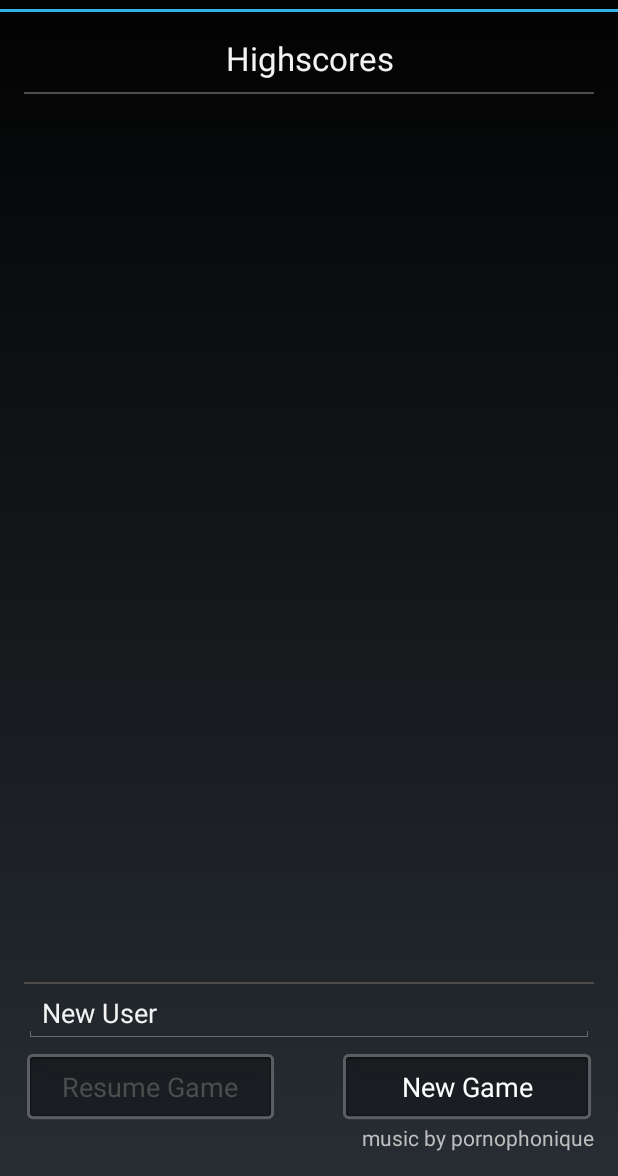
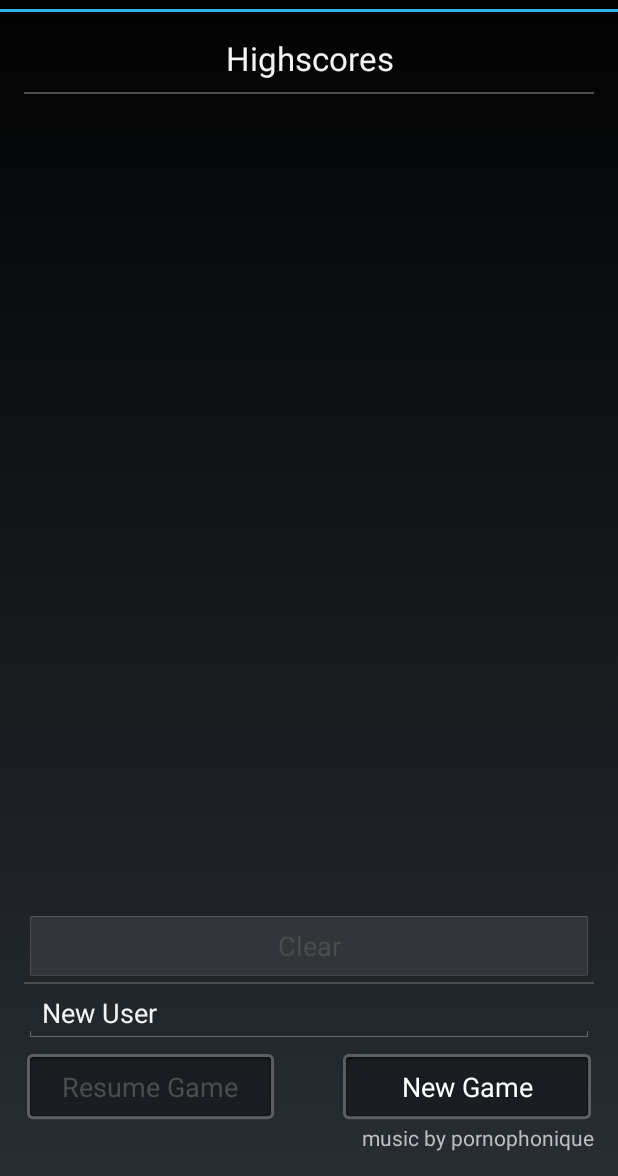
Before and after one commit to yyl-20020115/tetris, an Android app: the screen it shows after launch (MainActivity), on a phone screen of 412 x 824 dp, the part 60-1236 px from its top. Run offline under Robolectric (Android 15) with nearby library versions, the phone set to English and light mode, and no system bars; pictures from the network do not load; 1 statement that could not run was skipped.

Commit message:
time fix + list clear

```diff
--- a/app/src/main/java/com/noc/tet/activities/GameActivity.java
+++ b/app/src/main/java/com/noc/tet/activities/GameActivity.java
@@ -220,7 +220,7 @@ public class GameActivity extends FragmentActivity {
     @Override
     protected void onDestroy() {
     	super.onDestroy();
-    	game.setSongtime(sound.getSongtime());
+    	game.setSongTime(sound.getSongtime());
     	sound.release();
     	sound = null;
     	game.disconnect();
--- a/app/src/main/java/com/noc/tet/db/ScoreDataSource.java
+++ b/app/src/main/java/com/noc/tet/db/ScoreDataSource.java
@@ -40,12 +40,29 @@ public class ScoreDataSource {
 	    cursor.close();
 	    return newScore;
 	  }
+	  public int getCount(){
+		  String countQuery = "SELECT COUNT(*) FROM " + HighScoreOpenHelper.TABLE_HIGH_SCORES;
+		  Cursor cursor = this.database.rawQuery(countQuery, null);
+		  int count = 0;
+
+		  if (cursor.moveToFirst()) {
+			  count = cursor.getInt(0);
+		  }
+
+		  cursor.close();
+		  return count;
+	  }
 
 	  public void deleteScore(Score score) {
 	    long id = score.getId();
 	    //System.out.println("Comment deleted with id: " + id);
 	    database.delete(HighScoreOpenHelper.TABLE_HIGH_SCORES, HighScoreOpenHelper.COLUMN_ID
 	        + " = " + id, null);
+	  }
+
+	  public void deleteAllScores(){
+		  int ret = database.delete(HighScoreOpenHelper.TABLE_HIGH_SCORES,"",new String[0]);
+		  ret = 0;
 	  }
 
 	  private Score cursorToScore(Cursor cursor) {
--- a/app/src/main/res/layout/activity_main.xml
+++ b/app/src/main/res/layout/activity_main.xml
@@ -45,6 +45,13 @@
             android:layout_weight="1"
             android:contentDescription="@string/highscoreListDescription" >
         </ListView>
+        <Button
+            android:id="@+id/clear"
+            android:layout_width="match_parent"
+            android:text="@string/clear"
+            android:layout_height="48dp"
+            android:onClick="onClickClear"
+            />
 
         <View
             android:id="@+id/hdivider"
--- a/app/src/main/res/values/strings.xml
+++ b/app/src/main/res/values/strings.xml
@@ -1,5 +1,5 @@
 <?xml version="1.0" encoding="utf-8"?>
-<resources>
+<resources xmlns:tools="http://schemas.android.com/tools">
     <string name="user_name">New User</string>
     <string name="app_name">Blockinger</string>
     <string name="action_settings">Settings</string>
@@ -18,7 +18,6 @@
     <string name="startLevelDialogTitle">Starting Level</string>
     <string name="startLevelDialogCancel">Cancel</string>
     <string name="startLevelDialogStart">Start</string>
-
     <string name="title_activity_game">Blockinger</string>
     <string name="title_activity_help">Help</string>
     <string name="score_title">Score</string>
@@ -30,7 +29,7 @@
     <string name="defeatDialogTitle">Game Over</string>
     <string name="defeatDialogReturn">Back</string>
 
-    <string name="tab" translatable="false">\u0009</string>
+    <string name="tab" translatable="false" tools:ignore="PrivateResource">\u0009</string>
 
     <string name="anonymous">Anonymous</string>
     <string name="scoreLabel">Score:</string>
@@ -40,9 +39,14 @@
     <string name="highscore_title">Highscores</string>
 
     <string name="musicAuthorNote">music by pornophonique</string>
+    <string name="confirm">Confirm</string>
+    <string name="confirm_to_clear">Clear high scores?</string>
+    <string name="clear">Clear</string>
+    <string name="ms">\ ms</string>
+    <string name="OK">OK</string>
+    <string name="Cancel">Cancel</string>
 
-
-<!-- Preference Strings -->
+    <!-- Preference Strings -->
     <string name="title_activity_settings">Settings</string>
     <string name="title_activity_about">About</string>
     <string name="title_activity_donate">Donate</string>
--- a/app/src/main/res/xml/advanced_preferences.xml
+++ b/app/src/main/res/xml/advanced_preferences.xml
@@ -54,8 +54,8 @@
 
 		    <EditTextPreference
 		        android:dialogMessage="@string/pref_fpslimittext_summary"
-		        android:positiveButtonText="OK"
-		        android:negativeButtonText="Cancel"
+		        android:positiveButtonText="@string/OK"
+		        android:negativeButtonText="@string/Cancel"
 		        android:dependency="pref_fpslimit"
 		        android:numeric="integer"
 		        android:key="pref_fpslimittext"
```
Also changed, not shown: app/src/main/java/com/noc/tet/activities/MainActivity.java (+44 -2 lines), app/src/main/java/com/noc/tet/activities/SettingsActivity.java (+5 -2 lines), app/src/main/java/com/noc/tet/components/GameState.java (+6 -5 lines), 2 other files.
